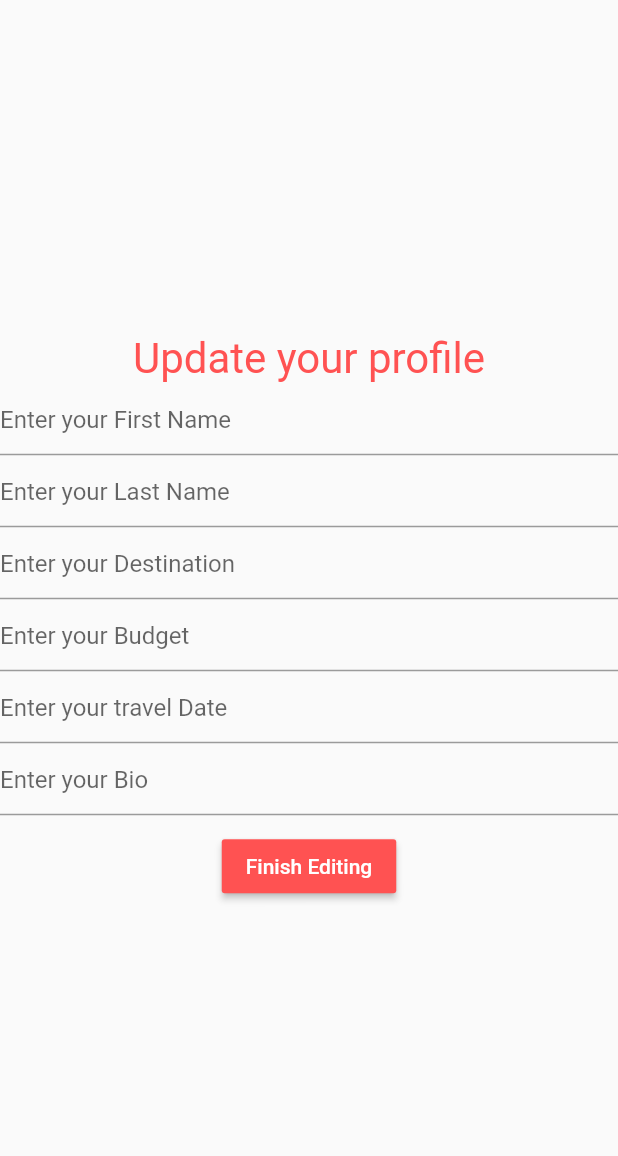
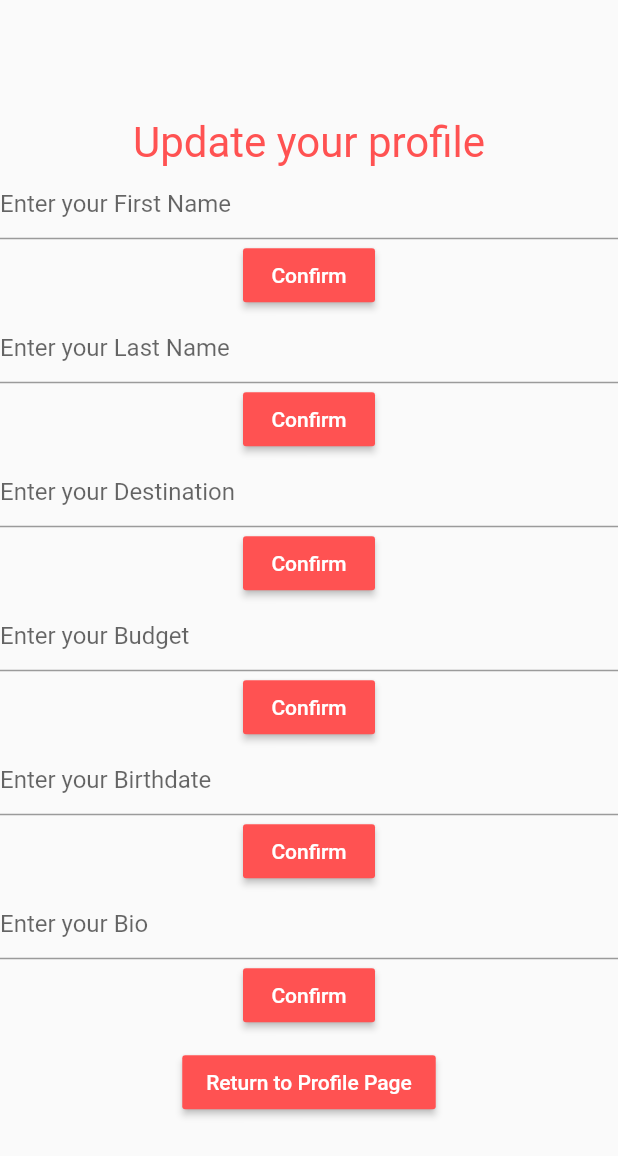
Before and after one commit to NathanStern/TogetherTrek, a Flutter app: the EditProfilePage screen opened directly, on a phone screen of 412 x 824 dp. Shown: the top 1156 px of the screen. Run offline on Flutter 3.47's test engine with Material 2 defaults, Android fonts, the phone set to English and light mode, and no system bars; our stand-ins replace hex, jwt_decoder, package_info, shared_preferences; missing offline and left inert: sha3; accounts and stored records are empty.

Commit message:
final touches

```diff
--- a/mobile_frontend/together_trek/lib/views/EditProfilePage.dart
+++ b/mobile_frontend/together_trek/lib/views/EditProfilePage.dart
@@ -22,35 +22,84 @@ class EditProfilePage extends StatelessWidget {
                   fontStyle: FontStyle.normal,
                   fontSize: 28.0),
             ),
+
             TextFormField(
               decoration: const InputDecoration(
                 hintText: 'Enter your First Name',
               ),
+            ),
+            RaisedButton(
+              textColor: Colors.white,
+              color: Colors.redAccent,
+              child: Text('Confirm'),
+              onPressed: () {
+                Navigator.pop(context);
+              },
             ),
             TextFormField(
               decoration: const InputDecoration(
                 hintText: 'Enter your Last Name',
               ),
             ),
+            RaisedButton(
+              textColor: Colors.white,
+              color: Colors.redAccent,
+              child: Text('Confirm'),
+              onPressed: () {
+                Navigator.pop(context);
+              },
+            ),
             TextFormField(
               decoration: const InputDecoration(
                 hintText: 'Enter your Destination',
               ),
+            ),
+            RaisedButton(
+              textColor: Colors.white,
+              color: Colors.redAccent,
+              child: Text('Confirm'),
+              onPressed: () {
+                Navigator.pop(context);
+              },
             ),
             TextFormField(
               decoration: const InputDecoration(
                 hintText: 'Enter your Budget',
               ),
             ),
+            RaisedButton(
+              textColor: Colors.white,
+              color: Colors.redAccent,
+              child: Text('Confirm'),
+              onPressed: () {
+                Navigator.pop(context);
+              },
+            ),
             TextFormField(
               decoration: const InputDecoration(
-                hintText: 'Enter your travel Date',
+                hintText: 'Enter your Birthdate',
               ),
+            ),
+            RaisedButton(
+              textColor: Colors.white,
+              color: Colors.redAccent,
+              child: Text('Confirm'),
+              onPressed: () {
+                Navigator.pop(context);
+              },
             ),
             TextFormField(
               decoration: const InputDecoration(
                 hintText: 'Enter your Bio',
               ),
+            ),
+            RaisedButton(
+              textColor: Colors.white,
+              color: Colors.redAccent,
+              child: Text('Confirm'),
+              onPressed: () {
+                Navigator.pop(context);
+              },
             ),
             SizedBox(
               height: 10.0,
@@ -58,7 +107,7 @@ class EditProfilePage extends StatelessWidget {
             RaisedButton(
               textColor: Colors.white,
               color: Colors.redAccent,
-              child: Text('Finish Editing'),
+              child: Text('Return to Profile Page'),
               onPressed: () {
                 Navigator.pop(context);
               },
```
Also changed, not shown: mobile_frontend/together_trek/lib/views/ProfilePage.dart (+30 -28 lines).
